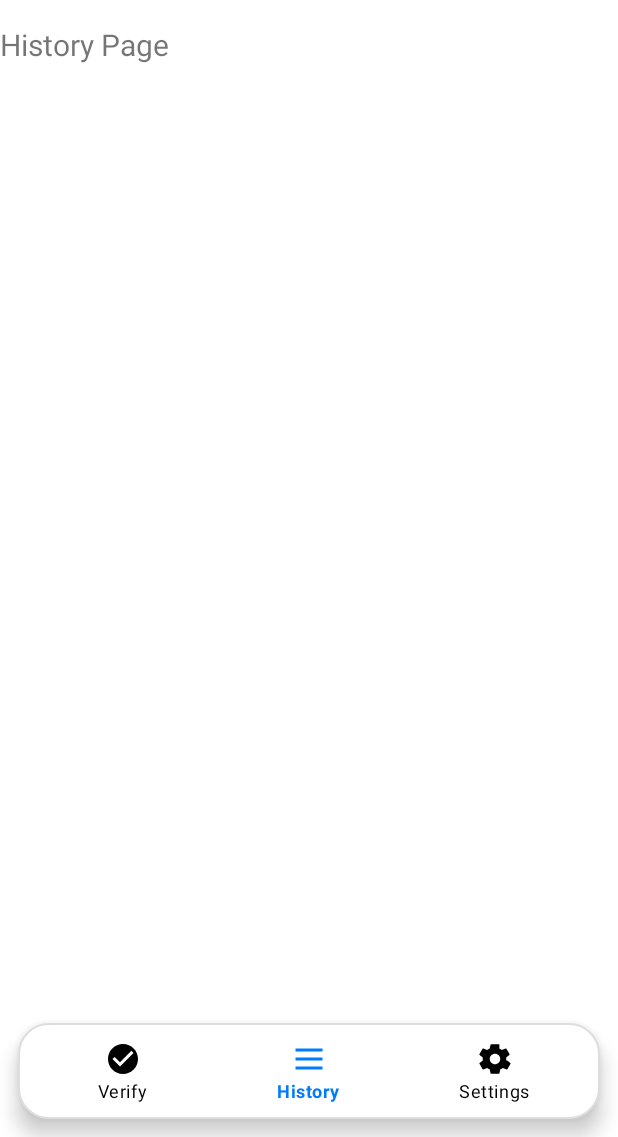
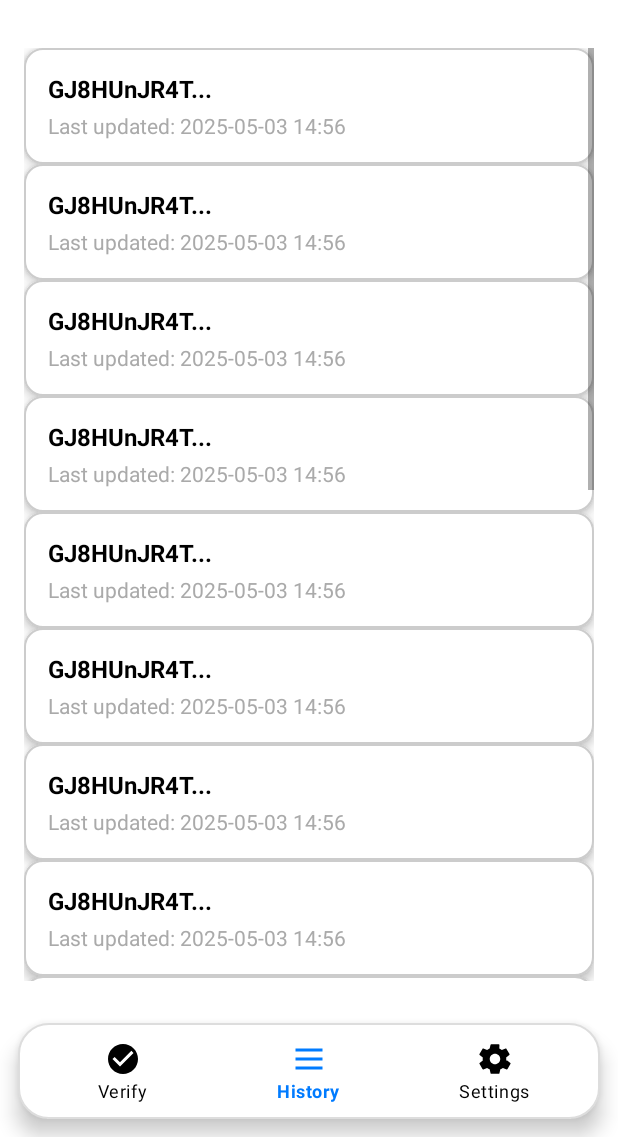
Before and after one commit to dragoscrihana/CredCheck, an Android app: the MainActivity screen opened directly, with no data from a screen before it, item 2 of the bottom bar chosen, on a phone screen of 412 x 824 dp, the part 99-1236 px from its top. Run offline under Robolectric (Android 15) with nearby library versions, the phone set to English and light mode, and no system bars.

Commit message:
added history page

```diff
--- a/app/src/main/java/com/example/credcheck/HistoryFragment.java
+++ b/app/src/main/java/com/example/credcheck/HistoryFragment.java
@@ -1,18 +1,53 @@
 package com.example.credcheck;
 
 import android.os.Bundle;
-import android.view.LayoutInflater;
-import android.view.View;
-import android.view.ViewGroup;
-import android.widget.TextView;
+import android.view.*;
+import android.widget.ListView;
 import androidx.fragment.app.Fragment;
 
+import com.example.credcheck.model.EventModel;
+import com.example.credcheck.model.TransactionModel;
+
+import java.util.*;
+
 public class HistoryFragment extends Fragment {
+
     @Override
     public View onCreateView(LayoutInflater inflater, ViewGroup container, Bundle savedInstanceState) {
-        TextView text = new TextView(getContext());
-        text.setText("History Page");
-        text.setTextSize(20);
-        return text;
+        View root = inflater.inflate(R.layout.fragment_history, container, false);
+        ListView listView = root.findViewById(R.id.historyListView);
+
+        List<TransactionModel> transactions = getDummyData();
+        TransactionAdapter adapter = new TransactionAdapter(requireContext(), transactions);
+        listView.setAdapter(adapter);
+
+        return root;
+    }
+
+    private List<TransactionModel> getDummyData() {
+        List<EventModel> events = new ArrayList<>();
+        events.add(new EventModel("Transaction initialized", "Verifier", 1746291795075L, "request_uri: /wallet/request.jwt/..."));
+        events.add(new EventModel("Request object retrieved", "Wallet", 1746291811098L, "jwt: eyJra..."));
+        events.add(new EventModel("Wallet response posted", "Wallet", 1746291816994L, "vp_token: eyJhb..."));
+
+        List<TransactionModel> transactions = new ArrayList<>();
+        transactions.add(new TransactionModel("GJ8HUnJR4T...", "2025-05-03 14:56", events));
+        transactions.add(new TransactionModel("GJ8HUnJR4T...", "2025-05-03 14:56", events));
+        transactions.add(new TransactionModel("GJ8HUnJR4T...", "2025-05-03 14:56", events));
+        transactions.add(new TransactionModel("GJ8HUnJR4T...", "2025-05-03 14:56", events));
+        transactions.add(new TransactionModel("GJ8HUnJR4T...", "2025-05-03 14:56", events));
+        transactions.add(new TransactionModel("GJ8HUnJR4T...", "2025-05-03 14:56", events));
+        transactions.add(new TransactionModel("GJ8HUnJR4T...", "2025-05-03 14:56", events));
+        transactions.add(new TransactionModel("GJ8HUnJR4T...", "2025-05-03 14:56", events));
+        transactions.add(new TransactionModel("GJ8HUnJR4T...", "2025-05-03 14:56", events));
+        transactions.add(new TransactionModel("GJ8HUnJR4T...", "2025-05-03 14:56", events));
+        transactions.add(new TransactionModel("GJ8HUnJR4T...", "2025-05-03 14:56", events));
+        transactions.add(new TransactionModel("GJ8HUnJR4T...", "2025-05-03 14:56", events));
+        transactions.add(new TransactionModel("GJ8HUnJR4T...", "2025-05-03 14:56", events));
+        transactions.add(new TransactionModel("GJ8HUnJR4T...", "2025-05-03 14:56", events));
+        transactions.add(new TransactionModel("GJ8HUnJR4T...", "2025-05-03 14:56", events));
+        transactions.add(new TransactionModel("GJ8HUnJR4T...", "2025-05-03 14:56", events));
+        transactions.add(new TransactionModel("GJ8HUnJR4T...", "2025-05-03 14:56", events));
+        return transactions;
     }
 }
--- /dev/null
+++ b/app/src/main/java/com/example/credcheck/TransactionAdapter.java
@@ -0,0 +1,77 @@
+package com.example.credcheck;
+
+import android.content.Context;
+import android.view.*;
+import android.widget.*;
+import androidx.annotation.NonNull;
+import androidx.annotation.Nullable;
+
+import com.example.credcheck.model.EventModel;
+import com.example.credcheck.model.TransactionModel;
+
+import java.util.List;
+
+public class TransactionAdapter extends ArrayAdapter<TransactionModel> {
+
+    private final LayoutInflater inflater;
+
+    public TransactionAdapter(Context context, List<TransactionModel> transactions) {
+        super(context, 0, transactions);
+        inflater = LayoutInflater.from(context);
+    }
+
+    @NonNull
+    @Override
+    public View getView(int position, @Nullable View convertView, @NonNull ViewGroup parent) {
+        TransactionModel transaction = getItem(position);
+
+        if (convertView == null) {
+            convertView = inflater.inflate(R.layout.transaction_item, parent, false);
+        }
+
+        TextView transactionIdView = convertView.findViewById(R.id.transactionId);
+        TextView lastUpdatedView = convertView.findViewById(R.id.lastUpdated);
+        LinearLayout eventsContainer = convertView.findViewById(R.id.eventsContainer);
+
+        transactionIdView.setText(transaction.getTransactionId());
+        lastUpdatedView.setText("Last updated: " + transaction.getLastUpdated());
+
+        // Toggle transaction expand/collapse
+        convertView.setOnClickListener(v -> {
+            transaction.setExpanded(!transaction.isExpanded());
+            notifyDataSetChanged();
+        });
+
+        // Show/hide events
+        eventsContainer.removeAllViews();
+        if (transaction.isExpanded()) {
+            eventsContainer.setVisibility(View.VISIBLE);
+            for (EventModel event : transaction.getEvents()) {
+                View eventView = inflater.inflate(R.layout.event_item, eventsContainer, false);
+                TextView eventTitle = eventView.findViewById(R.id.eventTitle);
+                TextView eventDetails = eventView.findViewById(R.id.eventDetails);
+
+                eventTitle.setText(event.getEvent() + " - " + event.getActor());
+
+                // Toggle event expand/collapse
+                eventView.setOnClickListener(view -> {
+                    event.setExpanded(!event.isExpanded());
+                    notifyDataSetChanged();
+                });
+
+                if (event.isExpanded()) {
+                    eventDetails.setVisibility(View.VISIBLE);
+                    eventDetails.setText("Timestamp: " + event.getTimestamp() + "\n" + event.getDetails());
+                } else {
+                    eventDetails.setVisibility(View.GONE);
+                }
+
+                eventsContainer.addView(eventView);
+            }
+        } else {
+            eventsContainer.setVisibility(View.GONE);
+        }
+
+        return convertView;
+    }
+}
--- /dev/null
+++ b/app/src/main/java/com/example/credcheck/model/EventModel.java
@@ -0,0 +1,24 @@
+package com.example.credcheck.model;
+
+public class EventModel {
+    private final String event;
+    private final String actor;
+    private final long timestamp;
+    private final String details;
+    private boolean expanded;
+
+    public EventModel(String event, String actor, long timestamp, String details) {
+        this.event = event;
+        this.actor = actor;
+        this.timestamp = timestamp;
+        this.details = details;
+        this.expanded = false;
+    }
+
+    public String getEvent() { return event; }
+    public String getActor() { return actor; }
+    public long getTimestamp() { return timestamp; }
+    public String getDetails() { return details; }
+    public boolean isExpanded() { return expanded; }
+    public void setExpanded(boolean expanded) { this.expanded = expanded; }
+}
--- /dev/null
+++ b/app/src/main/java/com/example/credcheck/model/TransactionModel.java
@@ -0,0 +1,23 @@
+package com.example.credcheck.model;
+
+import java.util.List;
+
+public class TransactionModel {
+    private final String transactionId;
+    private final String lastUpdated;
+    private final List<EventModel> events;
+    private boolean expanded;
+
+    public TransactionModel(String transactionId, String lastUpdated, List<EventModel> events) {
+        this.transactionId = transactionId;
+        this.lastUpdated = lastUpdated;
+        this.events = events;
+        this.expanded = false;
+    }
+
+    public String getTransactionId() { return transactionId; }
+    public String getLastUpdated() { return lastUpdated; }
+    public List<EventModel> getEvents() { return events; }
+    public boolean isExpanded() { return expanded; }
+    public void setExpanded(boolean expanded) { this.expanded = expanded; }
+}
--- a/app/src/main/res/drawable-v24/ic_launcher_foreground.xml
+++ b/app/src/main/res/drawable-v24/ic_launcher_foreground.xml
@@ -1,4 +1,3 @@
-<!-- res/drawable/ic_launcher_foreground.xml -->
 <layer-list xmlns:android="http://schemas.android.com/apk/res/android">
     <item
         android:top="24dp"
--- /dev/null
+++ b/app/src/main/res/drawable/card_background.xml
@@ -0,0 +1,11 @@
+<shape xmlns:android="http://schemas.android.com/apk/res/android"
+    android:shape="rectangle">
+
+    <solid android:color="@android:color/white" />
+
+    <stroke
+        android:width="1dp"
+        android:color="#CCCCCC" />
+
+    <corners android:radius="12dp" />
+</shape>
--- /dev/null
+++ b/app/src/main/res/drawable/event_card_background.xml
@@ -0,0 +1,5 @@
+<shape xmlns:android="http://schemas.android.com/apk/res/android"
+    android:shape="rectangle">
+    <solid android:color="#F5F5F5"/>
+    <corners android:radius="12dp"/>
+</shape>
--- a/app/src/main/res/layout/activity_main.xml
+++ b/app/src/main/res/layout/activity_main.xml
@@ -6,17 +6,14 @@
     android:layout_height="match_parent"
     android:background="?android:windowBackground">
 
-    <!-- Top Bar -->
     <include layout="@layout/topbar" />
 
-    <!-- Fragment Container -->
     <FrameLayout
         android:id="@+id/fragment_container"
         android:layout_width="match_parent"
         android:layout_height="0dp"
         android:layout_weight="1" />
 
-    <!-- Bottom Navigation -->
     <com.google.android.material.bottomnavigation.BottomNavigationView
         android:id="@+id/bottom_navigation"
         android:layout_width="match_parent"
--- /dev/null
+++ b/app/src/main/res/layout/fragment_history.xml
@@ -0,0 +1,11 @@
+<LinearLayout xmlns:android="http://schemas.android.com/apk/res/android"
+    android:orientation="vertical" android:layout_width="match_parent"
+    android:layout_height="match_parent" android:padding="16dp">
+
+    <ListView
+        android:id="@+id/historyListView"
+        android:layout_width="match_parent"
+        android:layout_height="match_parent"
+        android:divider="@null"
+        android:dividerHeight="0dp"/>
+</LinearLayout>
--- a/app/src/main/res/layout/fragment_settings.xml
+++ b/app/src/main/res/layout/fragment_settings.xml
@@ -12,7 +12,6 @@
         android:gravity="start"
         android:layout_marginBottom="24dp">
 
-        <!-- Appearance -->
         <TextView
             android:layout_width="wrap_content"
             android:layout_height="wrap_content"
@@ -49,7 +48,6 @@
                 />
         </LinearLayout>
 
-        <!-- App Info -->
         <TextView
             android:layout_width="wrap_content"
             android:layout_height="wrap_content"
@@ -85,7 +83,6 @@
                 android:textSize="16sp" />
         </LinearLayout>
 
-        <!-- Contact -->
         <TextView
             android:layout_width="wrap_content"
             android:layout_height="wrap_content"
@@ -127,7 +124,6 @@
             android:layout_marginBottom="16dp" />
 
 
-        <!-- Log Out Button -->
         <Button
             android:id="@+id/logoutButton"
             android:layout_width="match_parent"
--- a/app/src/main/res/layout/fragment_verify.xml
+++ b/app/src/main/res/layout/fragment_verify.xml
@@ -6,7 +6,6 @@
     android:gravity="center_horizontal"
     android:background="?android:windowBackground">
 
-    <!-- Peeking CredCheck Logo -->
     <ImageView
         android:id="@+id/topLogo"
         android:layout_width="140dp"
@@ -15,7 +14,6 @@
         android:src="@drawable/credcheck_logo"
         android:contentDescription="Logo" />
 
-    <!-- QR Card -->
     <LinearLayout
         android:layout_width="wrap_content"
         android:layout_height="wrap_content"
@@ -44,7 +42,6 @@
         android:textAlignment="center"/>
 
 
-    <!-- Regenerate Button -->
     <Button
         android:id="@+id/generateQrButton"
         android:layout_width="wrap_content"
--- /dev/null
+++ b/app/src/main/res/layout/transaction_item.xml
@@ -0,0 +1,37 @@
+<?xml version="1.0" encoding="utf-8"?>
+<LinearLayout xmlns:android="http://schemas.android.com/apk/res/android"
+    android:orientation="vertical"
+    android:layout_margin="12dp"
+    android:layout_width="match_parent"
+    android:layout_height="wrap_content"
+    android:background="@drawable/card_background"
+    android:elevation="4dp"
+    android:padding="16dp">
+
+    <TextView
+        android:id="@+id/transactionId"
+        android:layout_width="wrap_content"
+        android:layout_height="wrap_content"
+        android:text="Transaction ID"
+        android:textStyle="bold"
+        android:textSize="16sp"
+        android:textColor="@color/black"
+        android:maxLines="1"
+        android:ellipsize="end"/>
+
+    <TextView
+        android:id="@+id/lastUpdated"
+        android:layout_width="wrap_content"
+        android:layout_height="wrap_content"
+        android:text="Last updated: "
+        android:textColor="@android:color/darker_gray"
+        android:textSize="14sp"
+        android:layout_marginTop="4dp" />
+
+    <LinearLayout
+        android:id="@+id/eventsContainer"
+        android:layout_width="match_parent"
+        android:layout_height="wrap_content"
+        android:orientation="vertical"
+        android:layout_marginTop="12dp"/>
+</LinearLayout>
--- a/app/src/main/res/values-night/themes.xml
+++ b/app/src/main/res/values-night/themes.xml
@@ -1,11 +1,9 @@
 <resources>
     <style name="Theme.CredCheck" parent="Theme.MaterialComponents.DayNight.NoActionBar">
-        <!-- Same base colors, but adapted for dark -->
         <item name="colorPrimary">@color/credcheck_blue</item>
         <item name="colorPrimaryVariant">@color/credcheck_blue_dark</item>
         <item name="colorOnPrimary">@color/white</item>
 
-        <!-- Dark background -->
         <item name="android:windowBackground">@color/dark_background</item> <!-- for dark -->
         <item name="colorSurface">@color/dark_surface</item>
         <item name="colorOnBackground">@color/white</item>
--- a/app/src/main/res/values/colors.xml
+++ b/app/src/main/res/values/colors.xml
@@ -1,13 +1,10 @@
 <resources>
-    <!-- CredCheck Branding -->
     <color name="credcheck_blue">#007BFF</color>
     <color name="credcheck_blue_dark">#005BB5</color>
 
-    <!-- Light theme base -->
     <color name="white">#FFFFFF</color>
     <color name="black">#000000</color>
 
-    <!-- Dark theme base -->
     <color name="dark_background">#121212</color>
     <color name="dark_surface">#1E1E1E</color>
 
--- a/app/src/main/res/values/styles.xml
+++ b/app/src/main/res/values/styles.xml
@@ -1,5 +1,4 @@
 <resources>
-    <!-- Custom Spinner View Style -->
     <style name="CustomSpinnerStyle">
         <item name="android:popupBackground">@drawable/spinner_dropdown_background</item>
     </style>
--- a/app/src/main/res/values/themes.xml
+++ b/app/src/main/res/values/themes.xml
@@ -1,19 +1,16 @@
 <resources xmlns:tools="http://schemas.android.com/tools">
     <style name="Theme.CredCheck" parent="Theme.MaterialComponents.DayNight.NoActionBar">
-        <!-- Primary branding color -->
         <item name="colorPrimary">@color/credcheck_blue</item>
         <item name="colorPrimaryVariant">@color/credcheck_blue_dark</item>
         <item name="colorOnPrimary">@color/white</item>
 
-        <!-- Surface + background -->
-        <item name="android:windowBackground">@color/white</item> <!-- for light -->
+        <item name="android:windowBackground">@color/white</item>
         <item name="colorSurface">@color/white</item>
         <item name="colorOnBackground">@color/black</item>
         <item name="colorOnSurface">@color/black</item>
         <item name="android:textColorPrimary">@color/black</item>
         <item name="android:textColorHint">@color/hint_color_light</item>
 
-        <!-- Status bar -->
         <item name="android:statusBarColor" tools:targetApi="l">@android:color/transparent</item>
     </style>
 </resources>
```
Also changed, not shown: app/src/main/java/com/example/credcheck/model/HistoryEntry.java (added, +31 -0 lines), app/src/main/res/drawable/list_divider.xml (added, +7 -0 lines), app/src/main/res/layout/event_item.xml (added, +28 -0 lines).
